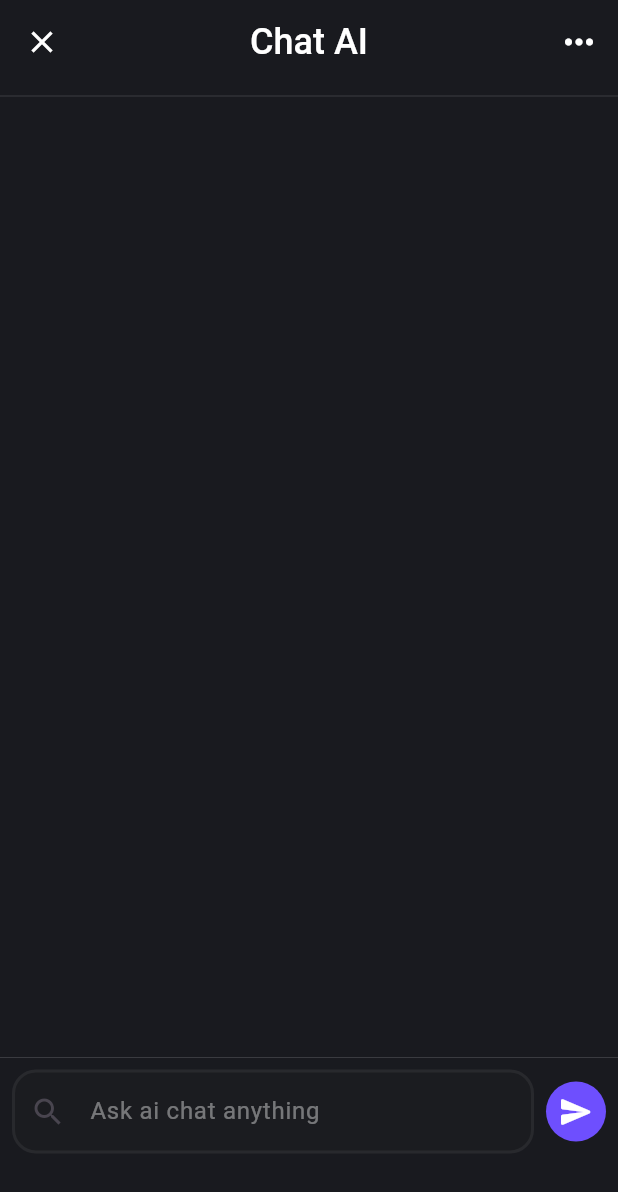
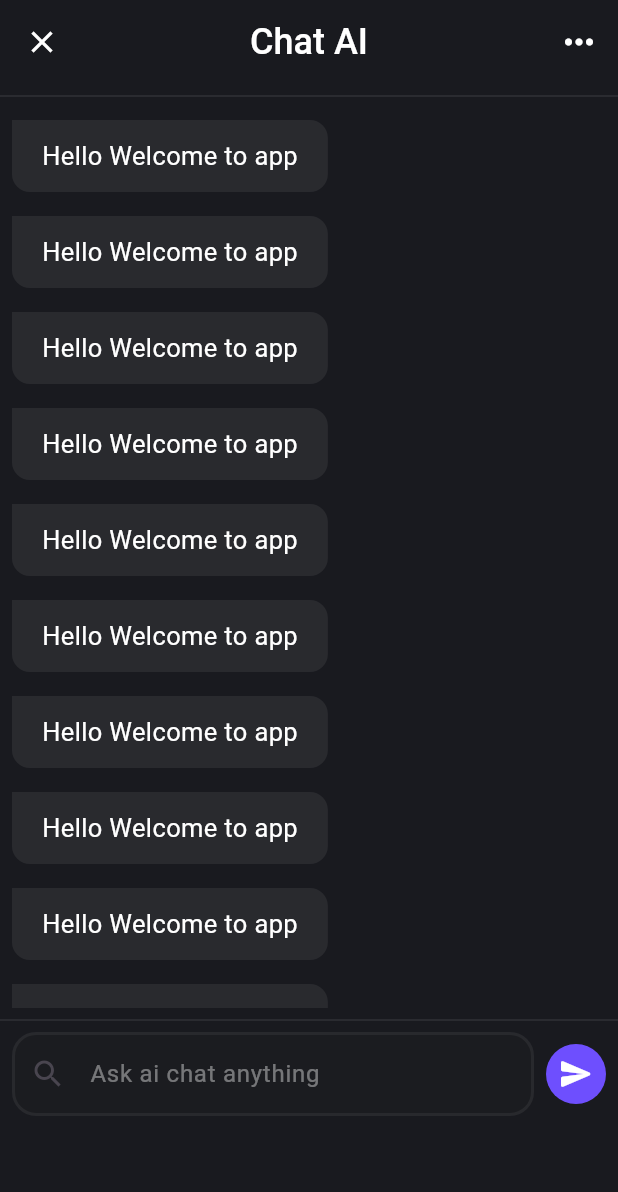
Before and after one commit to AhmedKhedr1/Gemini_APP, a Flutter app: the Chatview screen opened directly, on a phone screen of 412 x 824 dp. Shown: the top 1192 px of the screen. Run offline on Flutter 3.47's test engine with Material 3 defaults, Android fonts, the phone set to English and light mode, and no system bars.

```diff
--- a/lib/Presentation/Views/ChatView.dart
+++ b/lib/Presentation/Views/ChatView.dart
@@ -1,5 +1,6 @@
 import 'package:flutter/material.dart';
 import 'package:gemini_app/Constants/AppColors.dart';
+import 'package:gemini_app/Presentation/Widgets/MassegeCard.dart';
 
 class Chatview extends StatelessWidget {
   const Chatview({super.key});
@@ -36,15 +37,21 @@ class Chatview extends StatelessWidget {
         ],
       ),
       body: ListView(
-        physics: NeverScrollableScrollPhysics(),
         children: [
           Divider(
             color: AppColors.lightColor,
             thickness: 0.1,
           ),
-          SizedBox(
-            height: 625,
-          ),
+
+         SizedBox(
+          height: 600,
+
+           child: ListView.builder(
+            itemCount: 10,
+            itemBuilder: (context, index) {
+             return MassegeCard();
+           },),
+         ),
           Divider(
             color: AppColors.lightColor,
             thickness: 0.1,
--- /dev/null
+++ b/lib/Presentation/Widgets/MassegeCard.dart
@@ -0,0 +1,31 @@
+import 'package:flutter/material.dart';
+import 'package:gemini_app/Constants/AppColors.dart';
+
+class MassegeCard extends StatelessWidget {
+  const MassegeCard({super.key});
+
+  @override
+  Widget build(BuildContext context) {
+    return Row(
+      mainAxisAlignment: MainAxisAlignment.start,
+      children: [
+        Container(
+          decoration: BoxDecoration(
+            color: Colors.grey.withOpacity(0.12),
+            borderRadius: BorderRadius.only(
+              bottomLeft: Radius.circular(12),
+              bottomRight: Radius.circular(12),
+              topRight: Radius.circular(12)
+            ),
+          ),
+          margin: EdgeInsets.all(8),
+          padding: EdgeInsets.symmetric(horizontal: 20, vertical: 12),
+          child: Text(
+            'Hello Welcome to app',
+            style: TextStyle(color: AppColors.lightColor, fontSize: 17),
+          ),
+        )
+      ],
+    );
+  }
+}
--- a/lib/main.dart
+++ b/lib/main.dart
@@ -14,7 +14,7 @@ class GeminiAPP extends StatelessWidget {
   Widget build(BuildContext context) {
     return MaterialApp(
       debugShowCheckedModeBanner: false,
-      home: Splacshview(),
+      home: Chatview(),
     );
   }
 }
```
